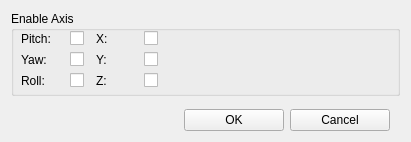
opentrack/opentrack, file ftnoir_tracker_hydra/ftnoir_hydra_clientcontrols.ui: the form before one commit.
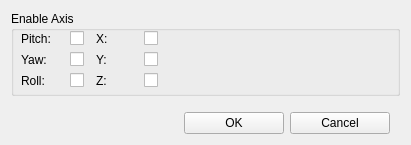
The form after the commit. Icons and pictures are not drawn.

```diff
--- a/ftnoir_tracker_hydra/ftnoir_hydra_clientcontrols.ui
+++ b/ftnoir_tracker_hydra/ftnoir_hydra_clientcontrols.ui
@@ -7,7 +7,7 @@
     <x>0</x>
     <y>0</y>
     <width>411</width>
-    <height>142</height>
+    <height>145</height>
    </rect>
   </property>
   <property name="windowTitle">
```
Left out of the diff: 63 changed lines with no effect on the pictures. Lines whose indentation alone changed are shown as unchanged.
